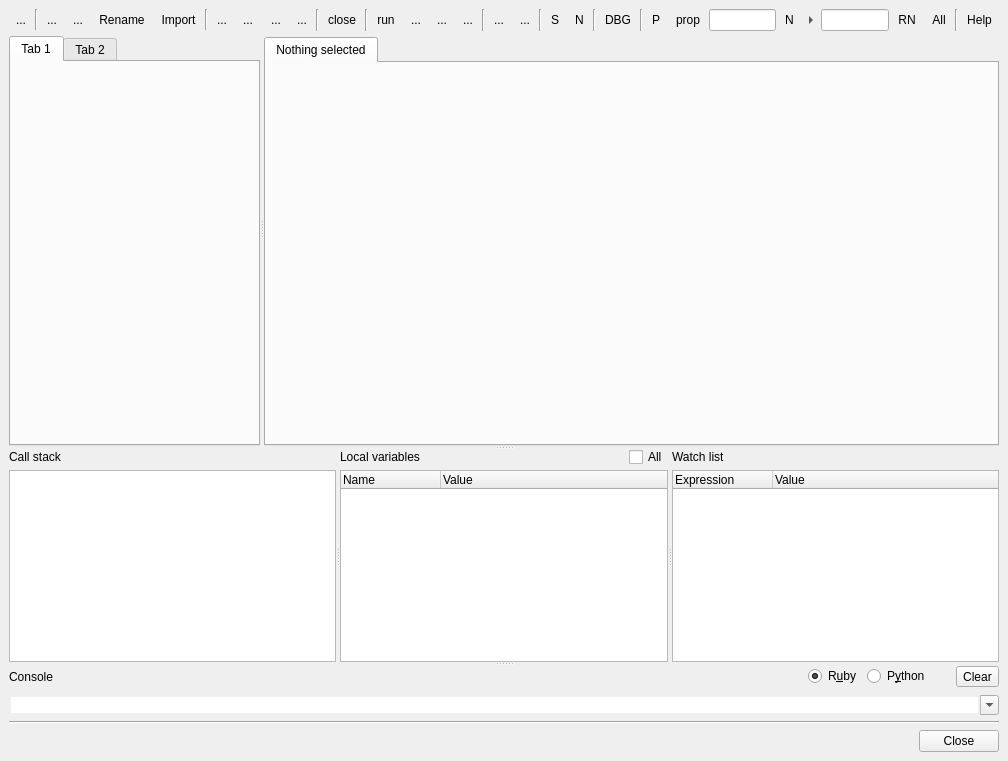
First picture: the form in src/lay/lay/MacroEditorDialog.ui, repository KLayout/klayout, before the edit.
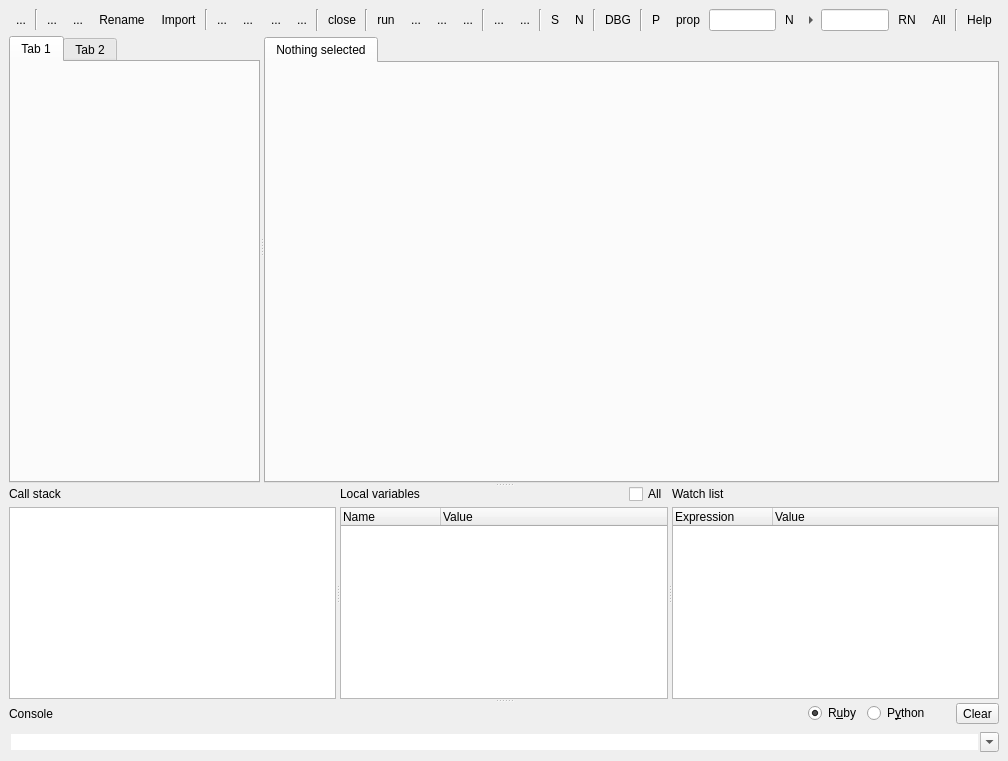
Second picture: the form after the edit. Icons and pictures are not drawn. Custom widgets are drawn as their Qt base class.

Commit message: Enhancements to search and replace in macro editor.

Diff of the .ui file:
```diff
--- a/src/lay/lay/MacroEditorDialog.ui
+++ b/src/lay/lay/MacroEditorDialog.ui
@@ -1383,63 +1383,6 @@
      </widget>
     </widget>
    </item>
-   <item>
-    <widget class="Line" name="line">
-     <property name="orientation">
-      <enum>Qt::Horizontal</enum>
-     </property>
-    </widget>
-   </item>
-   <item>
-    <widget class="QFrame" name="frame_5">
-     <property name="frameShape">
-      <enum>QFrame::NoFrame</enum>
-     </property>
-     <property name="frameShadow">
-      <enum>QFrame::Raised</enum>
-     </property>
-     <layout class="QHBoxLayout">
-      <property name="spacing">
-       <number>6</number>
-      </property>
-      <property name="leftMargin">
-       <number>0</number>
-      </property>
-      <property name="topMargin">
-       <number>0</number>
-      </property>
-      <property name="rightMargin">
-       <number>0</number>
-      </property>
-      <property name="bottomMargin">
-       <number>0</number>
-      </property>
-      <item>
-       <spacer>
-        <property name="orientation">
-         <enum>Qt::Horizontal</enum>
-        </property>
-        <property name="sizeHint" stdset="0">
-         <size>
-          <width>40</width>
-          <height>20</height>
-         </size>
-        </property>
-       </spacer>
-      </item>
-      <item>
-       <widget class="QPushButton" name="pushButton">
-        <property name="text">
-         <string>Close</string>
-        </property>
-        <property name="autoDefault">
-         <bool>false</bool>
-        </property>
-       </widget>
-      </item>
-     </layout>
-    </widget>
-   </item>
   </layout>
   <action name="actionNewFolder">
    <property name="icon">
```
Left out of the diff: 19 changed lines with no effect on the pictures. The commit also changes 4 other files.
